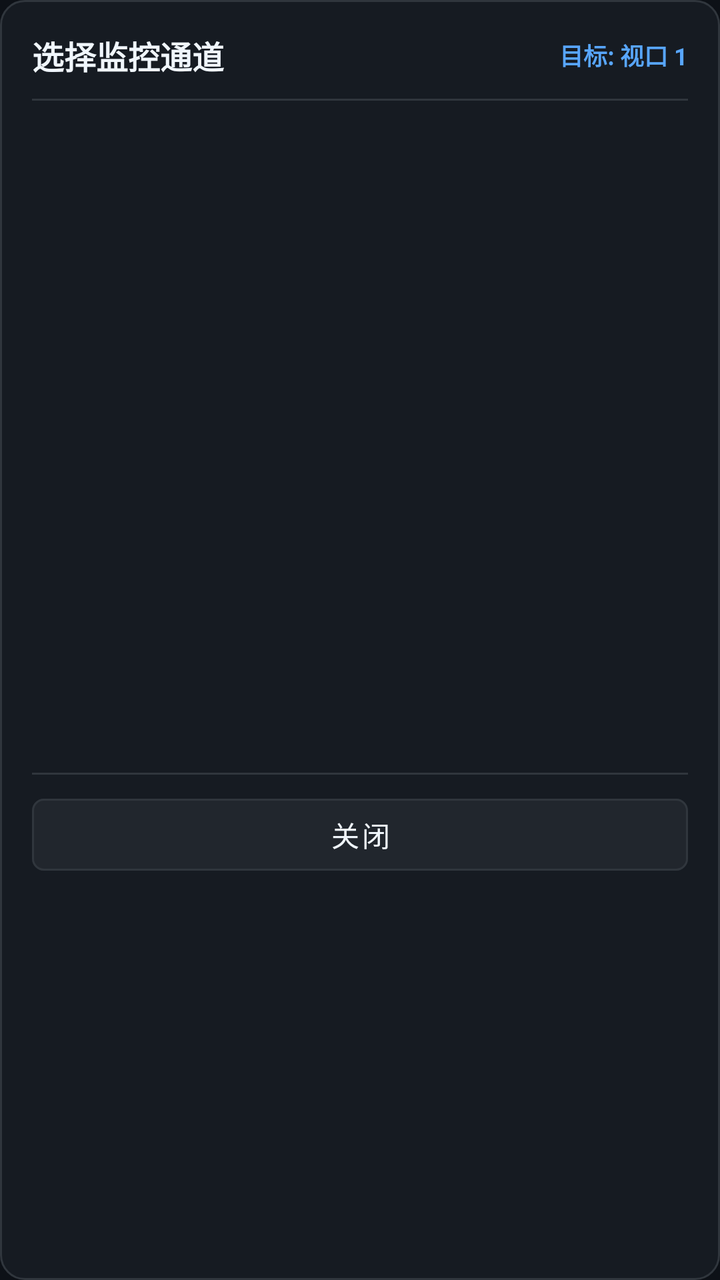
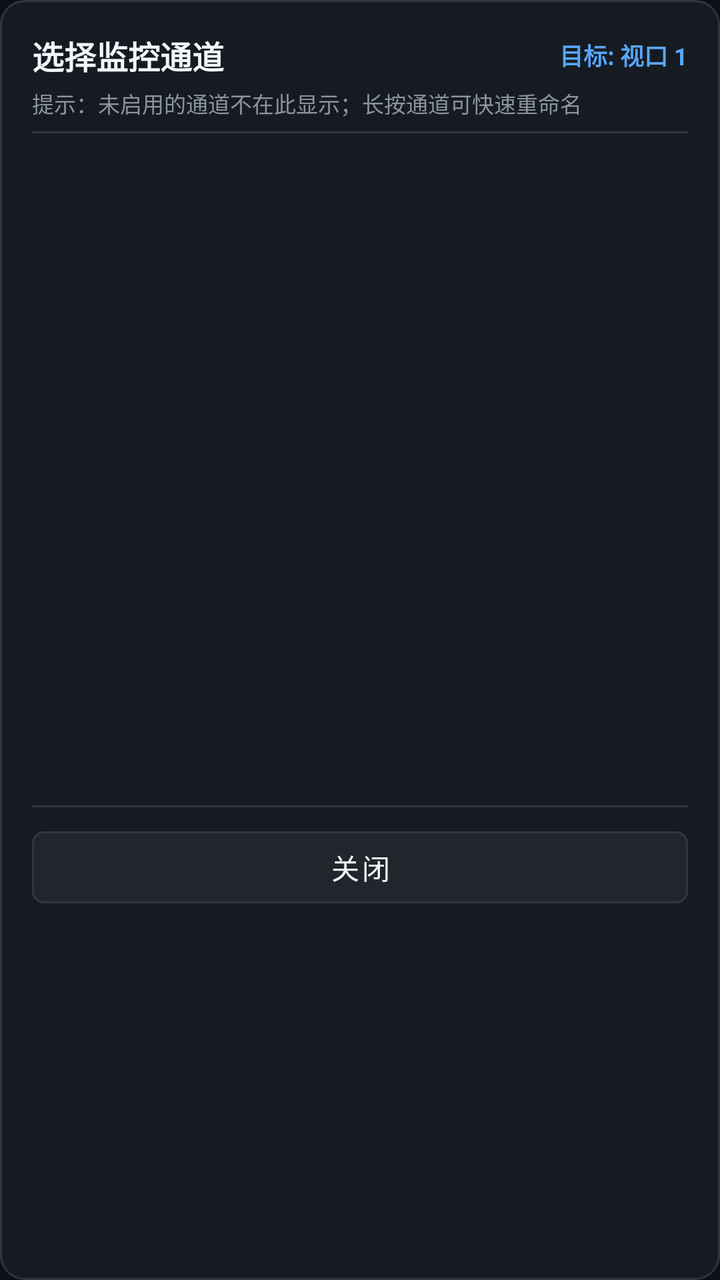

An Android layout rendered at two revisions. The XML below is the earlier revision; the diff shows what the commit changed to produce the second picture.
<!-- AndroidManifest.xml: application theme Theme.WeViewCam -->
<!-- res/layout/dialog_channel_picker.xml -->
<?xml version="1.0" encoding="utf-8"?>
<LinearLayout xmlns:android="http://schemas.android.com/apk/res/android"
    android:layout_width="match_parent"
    android:layout_height="wrap_content"
    android:orientation="vertical"
    android:background="@drawable/bg_dialog_rounded"
    android:padding="16dp">

    
    <LinearLayout
        android:layout_width="match_parent"
        android:layout_height="wrap_content"
        android:orientation="horizontal"
        android:gravity="center_vertical">

        <TextView
            android:id="@+id/tv_dialog_title"
            android:layout_width="0dp"
            android:layout_height="wrap_content"
            android:layout_weight="1"
            android:text="选择监控通道"
            android:textColor="@color/text_primary"
            android:textSize="16sp"
            android:textStyle="bold" />

        <TextView
            android:id="@+id/tv_dialog_target_viewport"
            android:layout_width="wrap_content"
            android:layout_height="wrap_content"
            android:text="目标: 视口 1"
            android:textColor="@color/primary_light"
            android:textSize="12sp"
            android:textStyle="bold" />
    </LinearLayout>

    <View
        android:layout_width="match_parent"
        android:layout_height="1dp"
        android:layout_marginTop="10dp"
        android:layout_marginBottom="8dp"
        android:background="@color/surveillance_border" />

    
    <ExpandableListView
        android:id="@+id/elv_channel_tree"
        android:layout_width="match_parent"
        android:layout_height="320dp"
        android:divider="@color/surveillance_border"
        android:dividerHeight="1dp"
        android:childDivider="@color/surveillance_border"
        android:groupIndicator="@null"
        android:transcriptMode="disabled" />

    
    <TextView
        android:id="@+id/tv_empty_notice"
        android:layout_width="match_parent"
        android:layout_height="120dp"
        android:gravity="center"
        android:text="暂无可用设备或通道\n请在设备管理中添加并连接NVR"
        android:textColor="@color/text_secondary"
        android:textSize="14sp"
        android:visibility="gone" />

    <View
        android:layout_width="match_parent"
        android:layout_height="1dp"
        android:layout_marginTop="8dp"
        android:layout_marginBottom="12dp"
        android:background="@color/surveillance_border" />

    
    <Button
        android:id="@+id/btn_dialog_close"
        android:layout_width="match_parent"
        android:layout_height="36dp"
        android:text="关闭"
        style="@style/SurveillanceButton" />

</LinearLayout>
<!-- resources referenced by this layout -->
<resources>
  <color name="primary_light">#58a6ff</color>
  <color name="surveillance_border">#30363d</color>
  <color name="text_primary">#f0f6fc</color>
  <color name="text_secondary">#8b949e</color>
  <!-- drawable bg_dialog_rounded (drawable) -->
  <?xml version="1.0" encoding="utf-8"?>
  <shape xmlns:android="http://schemas.android.com/apk/res/android"
      android:shape="rectangle">
      <solid android:color="@color/surveillance_card" />
      <stroke android:width="1dp" android:color="@color/surveillance_border" />
      <corners android:radius="12dp" />
  </shape>
  <style name="SurveillanceButton" parent="Widget.MaterialComponents.Button">
          <item name="android:insetTop">0dp</item>
          <item name="android:insetBottom">0dp</item>
          <item name="android:minHeight">0dp</item>
          <item name="android:minWidth">0dp</item>
          <item name="android:paddingStart">4dp</item>
          <item name="android:paddingEnd">4dp</item>
          <item name="android:paddingTop">0dp</item>
          <item name="android:paddingBottom">0dp</item>
          <item name="android:stateListAnimator">@null</item>
          <item name="backgroundTint">@color/surveillance_card_alt</item>
          <item name="android:textColor">@color/text_primary</item>
          <item name="cornerRadius">6dp</item>
          <item name="strokeColor">@color/surveillance_border</item>
          <item name="strokeWidth">1dp</item>
      </style>
  <style name="Theme.WeViewCam" parent="Theme.MaterialComponents.DayNight.NoActionBar">
          <item name="colorPrimary">@color/primary</item>
          <item name="colorPrimaryVariant">@color/primary_dark</item>
          <item name="colorOnPrimary">@color/white</item>
          <item name="colorSecondary">@color/accent</item>
          <item name="colorSecondaryVariant">@color/primary_light</item>
          <item name="colorOnSecondary">@color/white</item>
          <item name="android:statusBarColor">@color/surveillance_bg</item>
          <item name="android:windowBackground">@color/surveillance_bg</item>
          <item name="android:navigationBarColor">@color/surveillance_bg</item>
      </style>
  <color name="surveillance_card">#161b22</color>
  <color name="surveillance_card_alt">#21262d</color>
  <color name="primary">#1f6feb</color>
  <color name="primary_dark">#0d1117</color>
  <color name="white">#ffffff</color>
  <color name="accent">#58a6ff</color>
  <color name="surveillance_bg">#0d1117</color>
</resources>

<!-- the commit's change to res/layout/dialog_channel_picker.xml (unified diff, before → after) -->
@@ -33,10 +33,18 @@
             android:textStyle="bold" />
     </LinearLayout>
 
+    <TextView
+        android:layout_width="match_parent"
+        android:layout_height="wrap_content"
+        android:layout_marginTop="4dp"
+        android:text="提示：未启用的通道不在此显示；长按通道可快速重命名"
+        android:textColor="@color/text_secondary"
+        android:textSize="11sp" />
+
     <View
         android:layout_width="match_parent"
         android:layout_height="1dp"
-        android:layout_marginTop="10dp"
+        android:layout_marginTop="6dp"
         android:layout_marginBottom="8dp"
         android:background="@color/surveillance_border" />
 
